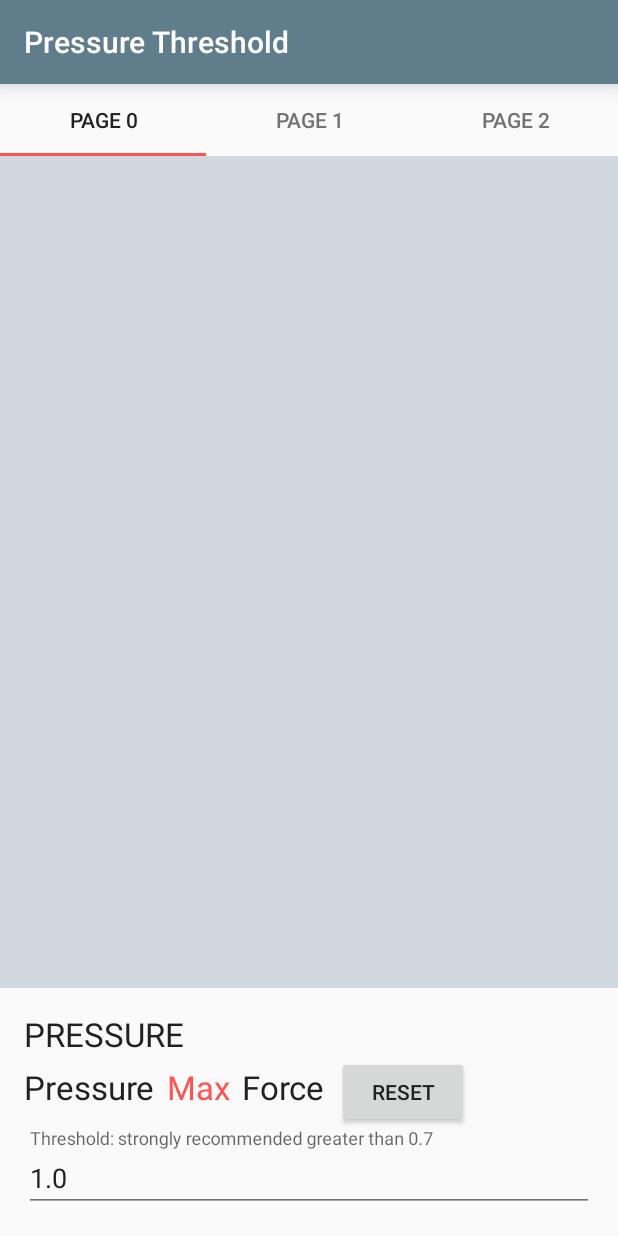
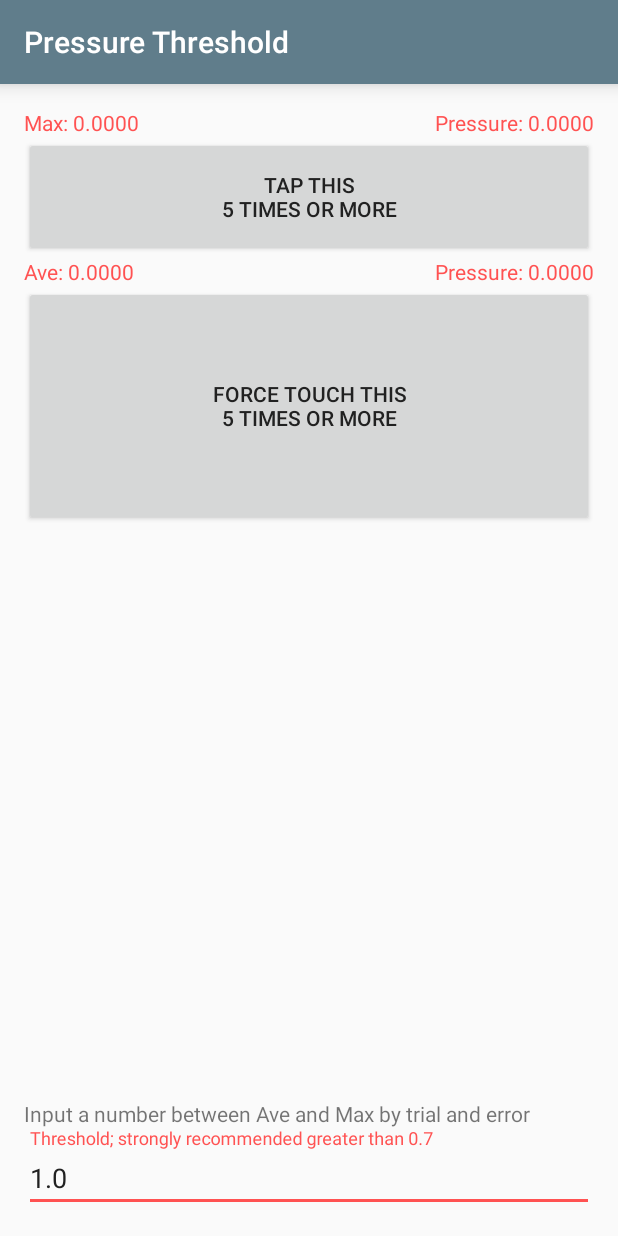
Before and after one commit to tkgktyk/ForceTouch, an Android app: the screen it shows after launch (PressureThresholdActivity), after a tap on "Pressure Threshold", on a phone screen of 412 x 824 dp. Run offline under Robolectric (Android 15) with nearby library versions, the phone set to English and light mode, and no system bars; our stand-ins replace ButterKnife; 2 other taps on this screen came first.

Commit message:
modified Pressure Threshold screen

```diff
--- a/xposed/src/main/java/jp/tkgktyk/xposed/forcetouchdetector/app/PressurePeeper.java
+++ b/xposed/src/main/java/jp/tkgktyk/xposed/forcetouchdetector/app/PressureButton.java
@@ -19,38 +19,39 @@ package jp.tkgktyk.xposed.forcetouchdetector.app;
 import android.content.Context;
 import android.util.AttributeSet;
 import android.view.MotionEvent;
-import android.widget.FrameLayout;
+import android.widget.Button;
 
 /**
- * Created by tkgktyk on 2015/06/07.
+ * Created by tkgktyk on 2015/06/09.
  */
-public class PressurePeeper extends FrameLayout {
-    public PressurePeeper(Context context) {
+public class PressureButton extends Button {
+    public PressureButton(Context context) {
         super(context);
     }
 
-    public PressurePeeper(Context context, AttributeSet attrs) {
+    public PressureButton(Context context, AttributeSet attrs) {
         super(context, attrs);
     }
 
-    public PressurePeeper(Context context, AttributeSet attrs, int defStyleAttr) {
+    public PressureButton(Context context, AttributeSet attrs, int defStyleAttr) {
         super(context, attrs, defStyleAttr);
     }
 
     @Override
-    public boolean dispatchTouchEvent(MotionEvent ev) {
-        boolean forceTouch = (ev.getAction() & MotionEvent.ACTION_MASK) == MotionEvent.ACTION_DOWN;
-        mOnPressureUpdatedListener.onPressureUpdated(ev.getPressure(), forceTouch);
-        return super.dispatchTouchEvent(ev);
+    public boolean dispatchTouchEvent(MotionEvent event) {
+        if ((event.getAction() & MotionEvent.ACTION_MASK) == MotionEvent.ACTION_DOWN) {
+            mOnPressedListener.onPressed(event.getPressure());
+        }
+        return super.dispatchTouchEvent(event);
     }
 
-    private OnPressureUpdatedListener mOnPressureUpdatedListener;
+    private OnPressedListener mOnPressedListener;
 
-    public void setOnPressureUpdatedListener(OnPressureUpdatedListener listener) {
-        mOnPressureUpdatedListener = listener;
+    public void setOnPressedListener(OnPressedListener listener) {
+        mOnPressedListener = listener;
     }
 
-    public interface OnPressureUpdatedListener {
-        void onPressureUpdated(float pressure, boolean forceTouch);
+    public interface OnPressedListener {
+        void onPressed(float pressure);
     }
 }
--- a/xposed/src/main/java/jp/tkgktyk/xposed/forcetouchdetector/app/PressureThresholdActivity.java
+++ b/xposed/src/main/java/jp/tkgktyk/xposed/forcetouchdetector/app/PressureThresholdActivity.java
@@ -16,32 +16,19 @@
 
 package jp.tkgktyk.xposed.forcetouchdetector.app;
 
-import android.content.Intent;
-import android.net.Uri;
 import android.os.Bundle;
-import android.support.design.widget.TabLayout;
-import android.support.v4.app.Fragment;
-import android.support.v4.app.FragmentManager;
-import android.support.v4.app.FragmentPagerAdapter;
-import android.support.v4.app.ListFragment;
-import android.support.v4.view.ViewPager;
 import android.support.v7.app.AppCompatActivity;
 import android.support.v7.widget.Toolbar;
-import android.view.View;
-import android.widget.ArrayAdapter;
-import android.widget.Button;
 import android.widget.EditText;
-import android.widget.ListView;
 import android.widget.TextView;
 
 import com.google.common.collect.Lists;
 
-import java.util.ArrayList;
+import java.util.Collections;
+import java.util.LinkedList;
 
 import butterknife.ButterKnife;
 import butterknife.InjectView;
-import butterknife.OnClick;
-import jp.tkgktyk.lib.ConfirmDialogFragment;
 import jp.tkgktyk.xposed.forcetouchdetector.FTD;
 import jp.tkgktyk.xposed.forcetouchdetector.ModActivity;
 import jp.tkgktyk.xposed.forcetouchdetector.R;
@@ -50,37 +37,62 @@ import jp.tkgktyk.xposed.forcetouchdetector.R;
  * Created by tkgktyk on 2015/06/07.
  */
 public class PressureThresholdActivity extends AppCompatActivity {
+
+    private static final int MAX_COUNT = 5;
+    private static final int AVERAGE_COUNT = 5;
+
     @InjectView(R.id.toolbar)
     Toolbar mToolbar;
-    @InjectView(R.id.pressure_peeper)
-    PressurePeeper mPressurePeeper;
-    @InjectView(R.id.tab_layout)
-    TabLayout mTabLayout;
-    @InjectView(R.id.view_pager)
-    ViewPager mViewPager;
-    @InjectView(R.id.current_pressure)
-    TextView mCurrentPressureText;
     @InjectView(R.id.max_pressure)
     TextView mMaxPressureText;
-    @InjectView(R.id.force_touch)
-    TextView mForceTouchText;
-    @InjectView(R.id.reset_button)
-    Button mResetButton;
+    @InjectView(R.id.tap_pressure)
+    TextView mTapPressureText;
+    @InjectView(R.id.tap_button)
+    PressureButton mTapButton;
+    @InjectView(R.id.ave_pressure)
+    TextView mAvePressureText;
+    @InjectView(R.id.force_touch_pressure)
+    TextView mForceTouchPressureText;
+    @InjectView(R.id.force_touch_button)
+    PressureButton mForceTouchButton;
     @InjectView(R.id.pressure_threshold)
     EditText mPressureThreshold;
 
-    private float mMaxPressure;
+    private final LinkedList<Float> mMaxPressureList = Lists.newLinkedList();
+    private final LinkedList<Float> mAvePressureList = Lists.newLinkedList();
 
-    @OnClick(R.id.reset_button)
-    void onReset(Button button) {
-        mMaxPressure = 0.0f;
-        resetPressureText();
+    private void updateTapPressureText(float pressure) {
+        // size limited queue
+        if (mMaxPressureList.size() > MAX_COUNT) {
+            mMaxPressureList.remove();
+        }
+        mMaxPressureList.add(pressure);
+
+        mMaxPressureText.setText(getString(R.string.max_pressure_f1, getMaxPressure()));
+        mTapPressureText.setText(getString(R.string.pressure_f1, pressure));
     }
 
-    private void resetPressureText() {
-        mCurrentPressureText.setText(getString(R.string.pressure));
-        mMaxPressureText.setText(getString(R.string.pressure_max));
-        mForceTouchText.setText(getString(R.string.pressure_force_touch));
+    private float getMaxPressure() {
+        return Collections.max(mMaxPressureList);
+    }
+
+    private void updateForceTouchPressureText(float pressure) {
+        // size limited queue
+        if (mAvePressureList.size() > AVERAGE_COUNT) {
+            mAvePressureList.remove();
+        }
+        mAvePressureList.add(pressure);
+
+        mAvePressureText.setText(getString(R.string.ave_pressure_f1, getAvePressure()));
+        mForceTouchPressureText.setText(getString(R.string.pressure_f1, pressure));
+    }
+
+    private float getAvePressure() {
+        float sum = 0;
+        for (float v : mAvePressureList) {
+            sum += v;
+        }
+        return sum / mAvePressureList.size();
     }
 
     @Override
@@ -90,23 +102,24 @@ public class PressureThresholdActivity extends AppCompatActivity {
         ButterKnife.inject(this);
         setSupportActionBar(mToolbar);
 
-        mPressurePeeper.setOnPressureUpdatedListener(new PressurePeeper.OnPressureUpdatedListener() {
+        updateTapPressureText(0.0f);
+        updateForceTouchPressureText(0.0f);
+
+        mTapButton.setText(getString(R.string.please_tap_d1, MAX_COUNT));
+        mForceTouchButton.setText(getString(R.string.please_force_touch_d1, AVERAGE_COUNT));
+
+        mTapButton.setOnPressedListener(new PressureButton.OnPressedListener() {
             @Override
-            public void onPressureUpdated(float pressure, boolean forceTouch) {
-                if (forceTouch && pressure > mMaxPressure) {
-                    mMaxPressure = pressure;
-                }
-                mCurrentPressureText.setText(String.format("%.4f", pressure));
-                mMaxPressureText.setText(String.format("%.4f", mMaxPressure));
-                if (forceTouch) {
-                    mForceTouchText.setText(String.format("%.4f", pressure));
-                }
+            public void onPressed(float pressure) {
+                updateTapPressureText(pressure);
             }
         });
-        resetPressureText();
-
-        mViewPager.setAdapter(new PagerAdapter(getSupportFragmentManager()));
-        mTabLayout.setupWithViewPager(mViewPager);
+        mForceTouchButton.setOnPressedListener(new PressureButton.OnPressedListener() {
+            @Override
+            public void onPressed(float pressure) {
+                updateForceTouchPressureText(pressure);
+            }
+        });
 
         String key = getString(R.string.key_pressure_threshold);
         mPressureThreshold.setText(FTD.getSharedPreferences(this)
@@ -123,89 +136,4 @@ public class PressureThresholdActivity extends AppCompatActivity {
                 .putString(key, mPressureThreshold.getText().toString())
                 .apply();
     }
-
-    public class PagerAdapter extends FragmentPagerAdapter {
-
-        public PagerAdapter(FragmentManager fm) {
-            super(fm);
-        }
-
-        @Override
-        public Fragment getItem(int position) {
-            return TouchPracticeFragment.newInstance();
-        }
-
-        @Override
-        public int getCount() {
-            return 3;
-        }
-
-        @Override
-        public CharSequence getPageTitle(int position) {
-            return getString(R.string.tab_title_d1, position);
-        }
-    }
-
-    public static class TouchPracticeFragment extends ListFragment
-    implements ConfirmDialogFragment.OnConfirmedListener {
-        private static final int REQUEST_DESCRIPTION = 1;
-
-        public static TouchPracticeFragment newInstance() {
-            return new TouchPracticeFragment();
-        }
-
-        private static int[] TEXT_ID_LIST = {
-                R.string.practice_description,
-                R.string.practice_tap,
-                R.string.practice_double_tap,
-                R.string.practice_long_press,
-                R.string.practice_scroll,
-                R.string.practice_swipe,
-                R.string.practice_flick
-        };
-
-        private static int EXTRA_ITEM_COUNT = 30;
-
-        @Override
-        public void onViewCreated(View view, Bundle savedInstanceState) {
-            super.onViewCreated(view, savedInstanceState);
-            view.setBackgroundResource(R.color.primary_light);
-
-            ArrayList<String> texts = Lists.newArrayList();
-            for (int id : TEXT_ID_LIST) {
-                texts.add(getString(id));
-            }
-            for (int i = 0; i < EXTRA_ITEM_COUNT; ++i) {
-                texts.add("" + i);
-            }
-            ArrayAdapter<String> adapter = new ArrayAdapter<>(view.getContext(),
-                    android.R.layout.simple_list_item_multiple_choice, texts);
-            setListAdapter(adapter);
-
-            getListView().setChoiceMode(ListView.CHOICE_MODE_MULTIPLE);
-        }
-
-        @Override
-        public void onListItemClick(ListView l, View v, int position, long id) {
-            if (position != 0) {
-                return;
-            }
-            ConfirmDialogFragment
-                    .newInstance(getString(R.string.help), (String) getListAdapter().getItem(0),
-                            getString(R.string.open_readme), getString(R.string.back),
-                            null, this, REQUEST_DESCRIPTION)
-                    .show(getFragmentManager(), "description");
-        }
-
-        @Override
-        public void onConfirmed(int requestCode, Bundle extras) {
-            switch (requestCode) {
-                case REQUEST_DESCRIPTION:
-                    Intent intent = new Intent(Intent.ACTION_VIEW,
-                            Uri.parse(getString(R.string.url_readme)));
-                    startActivity(intent);
-                    break;
-            }
-        }
-    }
 }
--- a/xposed/src/main/res/layout/activity_pressure_threshold.xml
+++ b/xposed/src/main/res/layout/activity_pressure_threshold.xml
@@ -14,12 +14,11 @@
   ~ limitations under the License.
   -->
 
-<LinearLayout xmlns:android="http://schemas.android.com/apk/res/android"
-              xmlns:tools="http://schemas.android.com/tools"
-              android:layout_width="match_parent"
-              android:layout_height="match_parent"
-              android:orientation="vertical"
-              tools:ignore="MergeRootFrame">
+<RelativeLayout xmlns:android="http://schemas.android.com/apk/res/android"
+                xmlns:tools="http://schemas.android.com/tools"
+                android:layout_width="match_parent"
+                android:layout_height="match_parent"
+                tools:ignore="MergeRootFrame">
 
     <android.support.v7.widget.Toolbar
         android:id="@+id/toolbar"
@@ -30,92 +29,92 @@
         android:minHeight="?attr/actionBarSize"
         android:theme="@style/ThemeOverlay.AppCompat.Dark.ActionBar"/>
 
-    <jp.tkgktyk.xposed.forcetouchdetector.app.PressurePeeper
-        android:id="@+id/pressure_peeper"
-        android:layout_width="match_parent"
-        android:layout_height="0dp"
-        android:layout_weight="1">
-
-        <LinearLayout
-            android:layout_width="match_parent"
-            android:layout_height="wrap_content"
-            android:orientation="vertical">
-
-            <android.support.design.widget.TabLayout
-                android:id="@+id/tab_layout"
-                android:layout_width="match_parent"
-                android:layout_height="wrap_content"/>
-
-            <android.support.v4.view.ViewPager
-                android:id="@+id/view_pager"
-                android:layout_width="match_parent"
-                android:layout_height="match_parent"/>
-        </LinearLayout>
-    </jp.tkgktyk.xposed.forcetouchdetector.app.PressurePeeper>
-
     <LinearLayout
         android:layout_width="match_parent"
-        android:layout_height="wrap_content"
+        android:layout_height="match_parent"
+        android:layout_below="@id/toolbar"
         android:orientation="vertical"
         android:paddingBottom="@dimen/activity_vertical_margin"
         android:paddingLeft="@dimen/activity_horizontal_margin"
         android:paddingRight="@dimen/activity_horizontal_margin"
         android:paddingTop="@dimen/activity_vertical_margin">
 
-        <TextView
-            android:layout_width="wrap_content"
-            android:layout_height="wrap_content"
-            android:text="@string/pressure"
-            android:textAllCaps="true"
-            android:textAppearance="?android:attr/textAppearanceLarge"/>
-
+        <!-- for tap -->
         <LinearLayout
             android:layout_width="match_parent"
             android:layout_height="wrap_content"
             android:orientation="horizontal">
 
             <TextView
-                android:id="@+id/current_pressure"
-                android:layout_width="wrap_content"
-                android:layout_height="wrap_content"
-                android:text="@string/pressure"
-                android:textAppearance="?android:attr/textAppearanceLarge"/>
-
-            <Space
-                android:layout_width="8dp"
-                android:layout_height="0dp"/>
-
-            <TextView
                 android:id="@+id/max_pressure"
                 android:layout_width="wrap_content"
                 android:layout_height="wrap_content"
-                android:text="@string/pressure_max"
-                android:textAppearance="?android:attr/textAppearanceLarge"
+                android:text="@string/max_pressure_f1"
                 android:textColor="?attr/colorAccent"/>
 
             <Space
-                android:layout_width="8dp"
-                android:layout_height="0dp"/>
+                android:layout_width="0dp"
+                android:layout_height="0dp"
+                android:layout_weight="1"/>
 
             <TextView
-                android:id="@+id/force_touch"
+                android:id="@+id/tap_pressure"
                 android:layout_width="wrap_content"
                 android:layout_height="wrap_content"
-                android:text="@string/pressure_force_touch"
-                android:textAppearance="?android:attr/textAppearanceLarge"/>
+                android:text="@string/pressure_f1"
+                android:textColor="?attr/colorAccent"/>
+        </LinearLayout>
+
+        <jp.tkgktyk.xposed.forcetouchdetector.app.PressureButton
+            android:id="@+id/tap_button"
+            style="@style/Widget.AppCompat.Button"
+            android:layout_width="match_parent"
+            android:layout_height="80dp"
+            android:text="@string/please_tap_d1"/>
+
+        <!-- for Force Touch -->
+        <LinearLayout
+            android:layout_width="match_parent"
+            android:layout_height="wrap_content"
+            android:orientation="horizontal">
+
+            <TextView
+                android:id="@+id/ave_pressure"
+                android:layout_width="wrap_content"
+                android:layout_height="wrap_content"
+                android:text="@string/ave_pressure_f1"
+                android:textColor="?attr/colorAccent"/>
 
             <Space
-                android:layout_width="8dp"
-                android:layout_height="0dp"/>
+                android:layout_width="0dp"
+                android:layout_height="0dp"
+                android:layout_weight="1"/>
 
-            <Button
-                android:id="@+id/reset_button"
-                style="@style/Widget.AppCompat.Button"
+            <TextView
+                android:id="@+id/force_touch_pressure"
                 android:layout_width="wrap_content"
                 android:layout_height="wrap_content"
-                android:text="@string/reset"/>
+                android:text="@string/pressure_f1"
+                android:textColor="?attr/colorAccent"/>
+        </LinearLayout>
 
-        </LinearLayout>
+        <jp.tkgktyk.xposed.forcetouchdetector.app.PressureButton
+            android:id="@+id/force_touch_button"
+            style="@style/Widget.AppCompat.Button"
+            android:layout_width="match_parent"
+            android:layout_height="160dp"
+            android:text="@string/please_force_touch_d1"/>
+
+        <Space
+            android:layout_width="match_parent"
+            android:layout_height="0dp"
+            android:layout_weight="1"/>
+
+        <!-- Pressure Threshold -->
+        <TextView
+            android:layout_width="wrap_content"
+            android:layout_height="wrap_content"
+            android:text="@string/description_pressure_threshold"/>
 
         <android.support.design.widget.TextInputLayout
             android:layout_width="match_parent"
@@ -129,4 +128,4 @@
                 android:inputType="numberDecimal"/>
         </android.support.design.widget.TextInputLayout>
     </LinearLayout>
-</LinearLayout>
+</RelativeLayout>
--- a/xposed/src/main/res/values/strings.xml
+++ b/xposed/src/main/res/values/strings.xml
@@ -11,18 +11,14 @@
     <string name="back">Back</string>
     <string name="open_readme">Open README</string>
     <string name="practice_description">Examine pressure of your touch. At first, get max touch pressure that is 2nd value (red) when you touch as usual. After that, do Force Touch several times and record minimum Force Touch pressure that is 3rd value. Finally, input average of max touch pressure and minimum Force Touch pressure, (max + min) / 2, into text box at the bottom. For more information, open README.</string>
-    <string name="practice_tap">Tap</string>
-    <string name="practice_double_tap">Double tap</string>
-    <string name="practice_long_press">Exclude long press</string>
-    <string name="practice_scroll">Scroll list</string>
-    <string name="practice_swipe">Swipe page</string>
-    <string name="practice_flick">Flick</string>
     <!-- Pressure -->
-    <string name="pressure">Pressure</string>
-    <string name="pressure_max">Max</string>
-    <string name="pressure_force_touch">Force</string>
-    <string name="reset">Reset</string>
-    <string name="hint_pressure_threshold">Threshold: strongly recommended greater than 0.7</string>
+    <string name="pressure_f1">Pressure: %1$.04f</string>
+    <string name="max_pressure_f1">Max: %1$.04f</string>
+    <string name="please_tap_d1">Tap this\n%1$d times or more</string>
+    <string name="ave_pressure_f1">Ave: %1$.04f</string>
+    <string name="please_force_touch_d1">Force Touch this\n%1$d times or more</string>
+    <string name="description_pressure_threshold">Input a number between Ave and Max by trial and error</string>
+    <string name="hint_pressure_threshold">Threshold; strongly recommended greater than 0.7</string>
 
     <!-- Action Picker -->
     <string name="tools">Tools</string>
@@ -41,6 +37,7 @@
     <string name="category_setting">Setting</string>
     <string name="title_enabled">Master Switch</string>
     <string name="title_pressure_threshold">Pressure Threshold</string>
+    <string name="summary_pressure_threshold">Adjust and practice Force Touch</string>
     <!-- Action -->
     <string name="category_action">Action</string>
     <string name="title_action_tap">Tap</string>
--- a/xposed/src/main/res/xml/pref_settings.xml
+++ b/xposed/src/main/res/xml/pref_settings.xml
@@ -30,6 +30,7 @@
             android:defaultValue="1.0"
             android:icon="@null"
             android:key="@string/key_pressure_threshold"
+            android:summary="@string/summary_pressure_threshold"
             android:title="@string/title_pressure_threshold"/>
     </PreferenceCategory>
     <!-- Action -->
```
